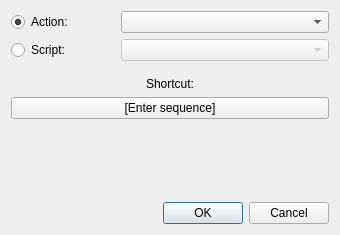
Above: qimgv/gui/dialogs/shortcutcreatordialog.ui from do-i/thumbgrid before the change. Below: the same form after it.
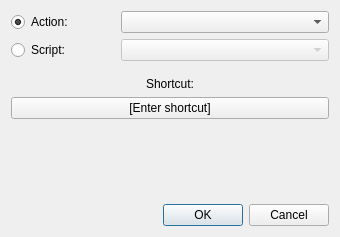
That is the form after the change. Custom widgets are drawn as their Qt base class.

```diff
--- a/qimgv/gui/dialogs/shortcutcreatordialog.ui
+++ b/qimgv/gui/dialogs/shortcutcreatordialog.ui
@@ -7,7 +7,7 @@
     <x>0</x>
     <y>0</y>
     <width>340</width>
-    <height>235</height>
+    <height>237</height>
    </rect>
   </property>
   <property name="windowTitle">
@@ -121,7 +121,7 @@
    <item>
     <widget class="KeySequenceEdit" name="sequenceEdit">
      <property name="text">
-      <string>[Enter sequence]</string>
+      <string>[Enter shortcut]</string>
      </property>
     </widget>
    </item>
```
Left out of the diff: 2 changed lines with no effect on the pictures.
